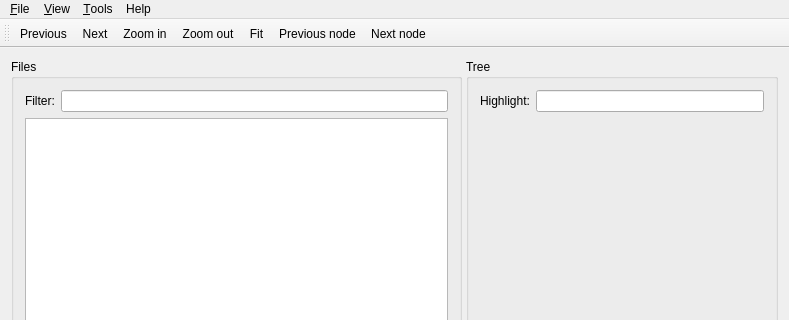
Above: ui/DactMainWindow.ui from rug-compling/dact before the change; both pictures show x 0 to 789 and y 0 to 320 of the 789 by 660 pixel window. Below: the same form after it.
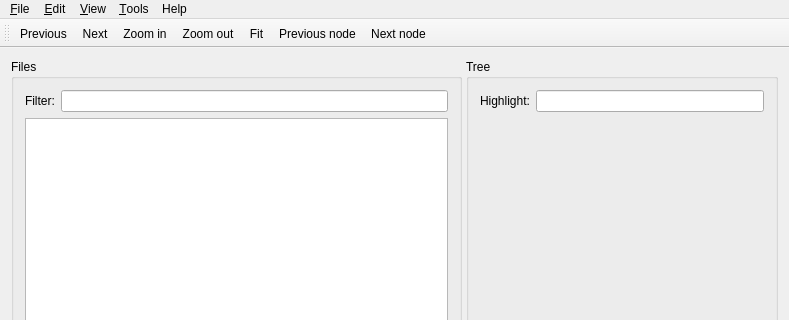
That is the form after the change. Icons and pictures are not drawn. Custom widgets are drawn as their Qt base class.

Commit message:
Revamped keyboard shortcuts a bit
Zoom keys are more or less the same as those in the webbrowser
Navigation of sentences and nodes in the sentences can be completely done with cmd/ctrl + arrow keys.
Cmd+F focusses filter field, Shift+Cmd+H the highlight field (Shift because Cmd+H is used by OS X)

Diff of the .ui file:
```diff
--- a/ui/DactMainWindow.ui
+++ b/ui/DactMainWindow.ui
@@ -112,7 +112,7 @@
      <height>22</height>
     </rect>
    </property>
-   <widget class="QMenu" name="menu_File">
+   <widget class="QMenu" name="menuFile">
     <property name="title">
      <string>&amp;File</string>
     </property>
@@ -127,6 +127,13 @@
     <addaction name="separator"/>
     <addaction name="quitAction"/>
    </widget>
+   <widget class="QMenu" name="menuEdit">
+    <property name="title">
+     <string>&amp;Edit</string>
+    </property>
+    <addaction name="focusFilterAction"/>
+    <addaction name="focusHighlightAction"/>
+   </widget>
    <widget class="QMenu" name="menuView">
     <property name="title">
      <string>&amp;View</string>
@@ -157,7 +164,8 @@
     <addaction name="helpAction"/>
     <addaction name="aboutAction"/>
    </widget>
-   <addaction name="menu_File"/>
+   <addaction name="menuFile"/>
+   <addaction name="menuEdit"/>
    <addaction name="menuView"/>
    <addaction name="menuTools"/>
    <addaction name="menuHelp"/>
```
Left out of the diff: 36 changed lines with no effect on the pictures. The commit also changes 2 other files.
